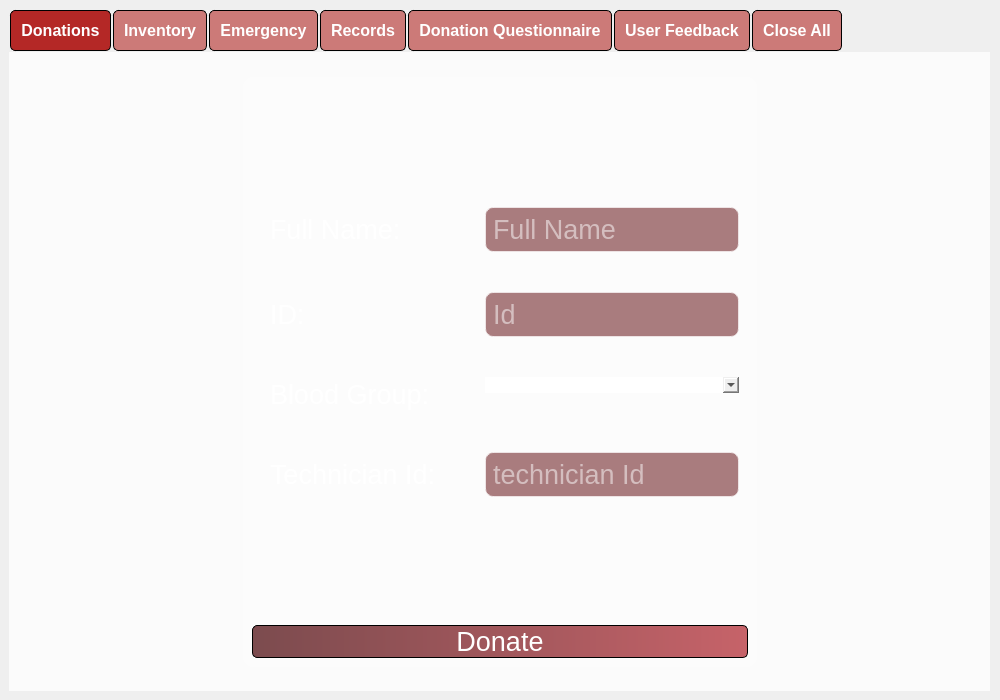
Qt form app/UI/main_management_system.ui (SubZeroX9/Blood-Bank-System) before a commit.
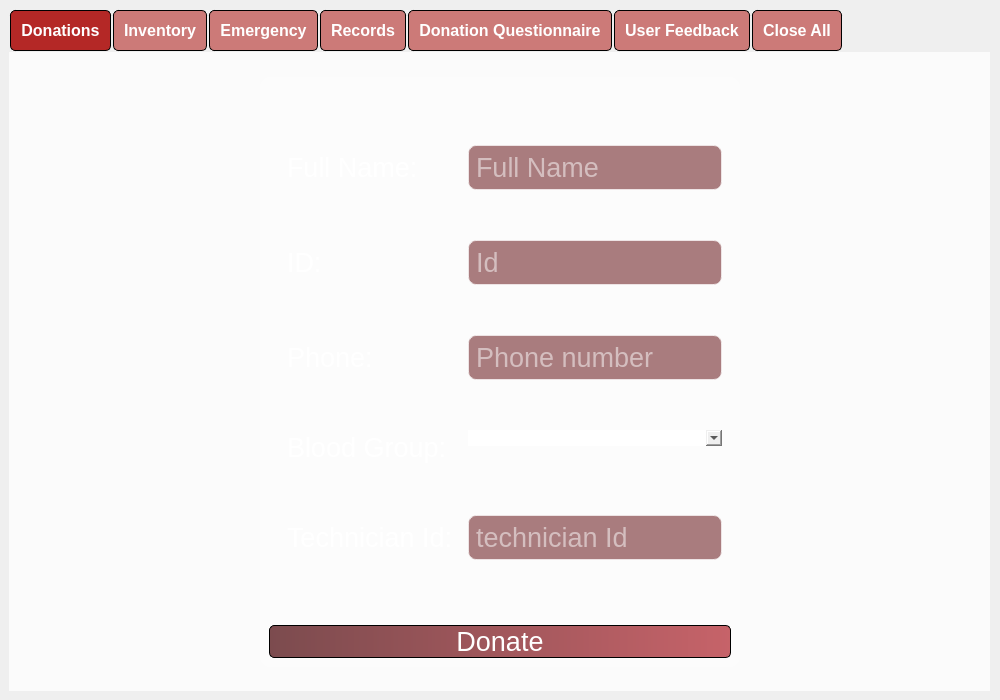
The same form after that commit. The open tabs and pages were chosen to show the change. Icons and pictures are not drawn.

```diff
--- a/app/UI/main_management_system.ui
+++ b/app/UI/main_management_system.ui
@@ -156,11 +156,8 @@
               <enum>QFrame::Raised</enum>
              </property>
              <layout class="QFormLayout" name="formLayout">
-              <property name="horizontalSpacing">
-               <number>40</number>
-              </property>
               <property name="verticalSpacing">
-               <number>40</number>
+               <number>50</number>
               </property>
               <item row="0" column="0">
                <widget class="QLabel" name="label_6">
@@ -215,7 +212,7 @@
                 </property>
                </widget>
               </item>
-              <item row="2" column="0">
+              <item row="1" column="0">
                <widget class="QLabel" name="label_5">
                 <property name="font">
                  <font>
@@ -236,7 +233,7 @@
                 </property>
                </widget>
               </item>
-              <item row="2" column="1">
+              <item row="1" column="1">
                <widget class="QLineEdit" name="id_number_line_edit">
                 <property name="font">
                  <font>
@@ -271,7 +268,87 @@
                 </property>
                </widget>
               </item>
-              <item row="6" column="0">
+              <item row="2" column="0">
+               <widget class="QLabel" name="label_17">
+                <property name="font">
+                 <font>
+                  <family>MS Shell Dlg 2</family>
+                  <pointsize>20</pointsize>
+                  <weight>9</weight>
+                  <italic>false</italic>
+                  <bold>false</bold>
+                 </font>
+                </property>
+                <property name="styleSheet">
+                 <string notr="true">color: rgb(255, 255, 255);
+padding: 2px;
+</string>
+                </property>
+                <property name="text">
+                 <string>Phone:</string>
+                </property>
+               </widget>
+              </item>
+              <item row="2" column="1">
+               <widget class="QLineEdit" name="phone_number_line_edit_3">
+                <property name="font">
+                 <font>
+                  <family>MS Shell Dlg 2</family>
+                  <pointsize>20</pointsize>
+                  <weight>9</weight>
+                  <italic>false</italic>
+                  <bold>false</bold>
+                 </font>
+                </property>
+                <property name="styleSheet">
+                 <string notr="true">color: rgb(255, 255, 255);
+padding: 5px;
+background-color: rgba(110, 34, 38, 150);
+border: 1px solid rgba(255, 255, 255, 150);
+border-radius: 8px;</string>
+                </property>
+                <property name="text">
+                 <string/>
+                </property>
+                <property name="maxLength">
+                 <number>15</number>
+                </property>
+                <property name="frame">
+                 <bool>true</bool>
+                </property>
+                <property name="echoMode">
+                 <enum>QLineEdit::Normal</enum>
+                </property>
+                <property name="placeholderText">
+                 <string>Phone number</string>
+                </property>
+               </widget>
+              </item>
+              <item row="3" column="0">
+               <widget class="QLabel" name="label">
+                <property name="font">
+                 <font>
+                  <family>MS Shell Dlg 2</family>
+                  <pointsize>20</pointsize>
+                  <weight>9</weight>
+                  <italic>false</italic>
+                  <bold>false</bold>
+                 </font>
+                </property>
+                <property name="styleSheet">
+                 <string notr="true">color: rgb(255, 255, 255);
+padding: 2px;
+</string>
+                </property>
+                <property name="text">
+                 <string>Blood Group:</string>
+                </property>
+               </widget>
+              </item>
+              <item row="3" column="1">
+               <widget class="QComboBox" name="blood_group_combo_box"/>
+              </item>
+              <item row="4" column="0">
                <widget class="QLabel" name="label_7">
                 <property name="font">
                  <font>
@@ -292,7 +369,7 @@
                 </property>
                </widget>
               </item>
-              <item row="6" column="1">
+              <item row="4" column="1">
                <widget class="QLineEdit" name="tech_id_line_edit">
                 <property name="font">
                  <font>
@@ -327,30 +404,6 @@
                 </property>
                </widget>
               </item>
-              <item row="4" column="1">
-               <widget class="QComboBox" name="blood_group_combo_box"/>
-              </item>
-              <item row="4" column="0">
-               <widget class="QLabel" name="label">
-                <property name="font">
-                 <font>
-                  <family>MS Shell Dlg 2</family>
-                  <pointsize>20</pointsize>
-                  <weight>9</weight>
-                  <italic>false</italic>
-                  <bold>false</bold>
-                 </font>
-                </property>
-                <property name="styleSheet">
-                 <string notr="true">color: rgb(255, 255, 255);
-padding: 2px;
-</string>
-                </property>
-                <property name="text">
-                 <string>Blood Group:</string>
-                </property>
-               </widget>
-              </item>
              </layout>
             </widget>
            </item>
```
Left out of the diff: 2 changed lines with no effect on the pictures.
